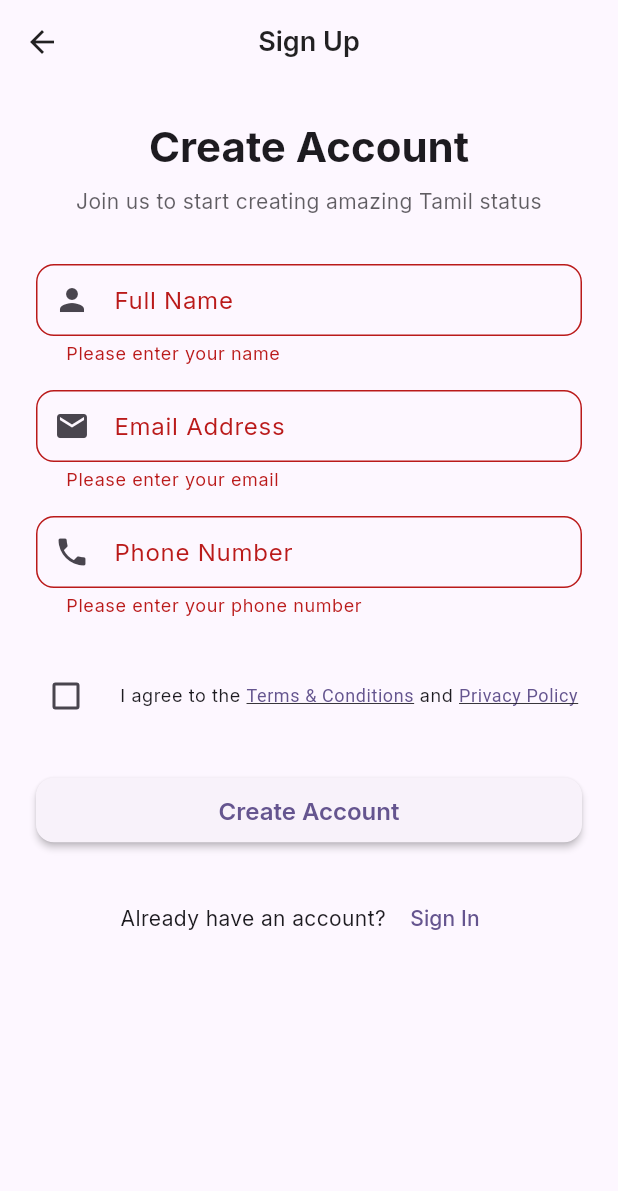
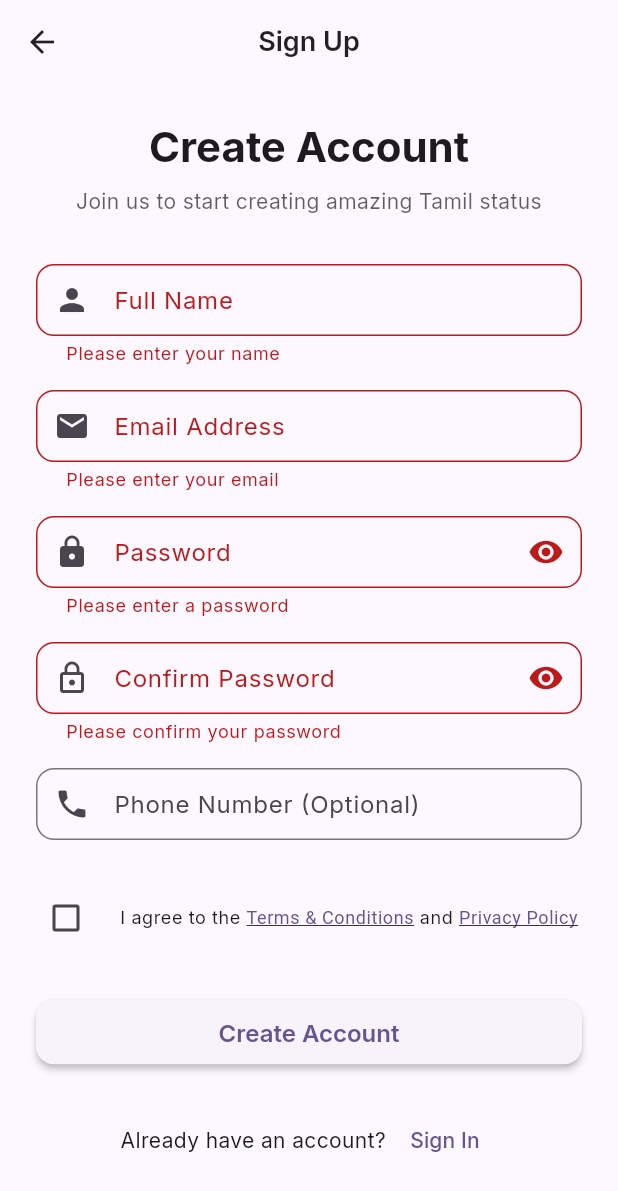
Before and after one commit to dreamstudio-satheesh/status-creator, a Flutter app: the RegisterScreen screen opened by its route, after a tap on "Create Account", on a phone screen of 412 x 824 dp. Shown: the top 1191 px of the screen. Run offline on Flutter 3.47's test engine with Material 3 defaults, Android fonts, the phone set to English and light mode, and no system bars; our stand-ins replace dio, flutter_dotenv, flutter_riverpod, flutter_secure_storage, go_router, google_fonts and 3 more; accounts and stored records are empty.

Commit message:
Complete Flutter authentication migration: Fix all compilation errors
Frontend Fixes:
- Remove OTP verification screen import and route from app_router.dart
- Remove Routes.otpVerification constant from app_constants.dart
- Add missing authentication methods to SecureStorage class:
  - saveAuthToken() and getAuthToken() for token management
  - saveUserData() and getUserData() for user profile storage
  - clearAuthData() for secure logout
- Rewrite register_screen.dart for email/password registration:
  - Replace OTP flow with direct registration
  - Add password and confirm password fields
  - Add email verification flow
  - Update form validation for new fields
  - Maintain optional phone number field

Authentication Flow Changes:
- Registration: Name + Email + Password + Confirm Password + (Optional Phone)
- Login: Email + Password (already updated)
- Password Recovery: Email-based reset (forgot password)

All compilation errors resolved:
✅ Missing OtpVerificationScreen reference
✅ Undefined saveAuthToken method
✅ Missing sendOtp method in register screen
✅ Complete email/password authentication system

🤖 Generated with [Claude Code](https://claude.ai/code)

Co-Authored-By: Claude <noreply@anthropic.com>

```diff
--- a/mobileapp/lib/core/constants/app_constants.dart
+++ b/mobileapp/lib/core/constants/app_constants.dart
@@ -113,7 +113,6 @@ class Routes {
   static const String onboarding = '/onboarding';
   static const String login = '/login';
   static const String register = '/register';
-  static const String otpVerification = '/otp-verification';
   static const String forgotPassword = '/forgot-password';
 
   // Main App
--- a/mobileapp/lib/core/routing/app_router.dart
+++ b/mobileapp/lib/core/routing/app_router.dart
@@ -2,7 +2,6 @@ import 'package:flutter/material.dart';
 import 'package:go_router/go_router.dart';
 import '../../features/auth/screens/login_screen.dart';
 import '../../features/auth/screens/register_screen.dart';
-import '../../features/auth/screens/otp_verification_screen.dart';
 import '../../features/auth/screens/forgot_password_screen.dart';
 import '../../features/auth/screens/google_registration_screen.dart';
 import '../../features/templates/screens/home_screen.dart';
@@ -58,17 +57,6 @@ class AppRouter {
             builder: (context, state) => const ForgotPasswordScreen(),
           ),
         ],
-      ),
-      GoRoute(
-        path: Routes.otpVerification,
-        name: 'otp-verification',
-        builder: (context, state) {
-          final extra = state.extra as Map<String, dynamic>?;
-          return OtpVerificationScreen(
-            phoneNumber: extra?['phoneNumber'] ?? '',
-            isRegistration: extra?['isRegistration'] ?? false,
-          );
-        },
       ),
       GoRoute(
         path: '/google-registration',
@@ -251,7 +239,6 @@ class AppRouter {
     const authRoutes = [
       Routes.login,
       Routes.register,
-      Routes.otpVerification,
       Routes.forgotPassword,
     ];
     return authRoutes.any((route) => path.startsWith(route));
--- a/mobileapp/lib/features/auth/screens/register_screen.dart
+++ b/mobileapp/lib/features/auth/screens/register_screen.dart
@@ -1,5 +1,4 @@
 import 'package:flutter/material.dart';
-import 'package:flutter/services.dart';
 import 'package:go_router/go_router.dart';
 import '../services/auth_api_service.dart';
 
@@ -13,17 +12,23 @@ class RegisterScreen extends StatefulWidget {
 class _RegisterScreenState extends State<RegisterScreen> {
   final _formKey = GlobalKey<FormState>();
   final _nameController = TextEditingController();
+  final _emailController = TextEditingController();
+  final _passwordController = TextEditingController();
+  final _confirmPasswordController = TextEditingController();
   final _phoneController = TextEditingController();
-  final _emailController = TextEditingController();
   final AuthApiService _authApiService = AuthApiService();
   bool _isLoading = false;
   bool _agreeToTerms = false;
+  bool _isPasswordVisible = false;
+  bool _isConfirmPasswordVisible = false;
 
   @override
   void dispose() {
     _nameController.dispose();
+    _emailController.dispose();
+    _passwordController.dispose();
+    _confirmPasswordController.dispose();
     _phoneController.dispose();
-    _emailController.dispose();
     super.dispose();
   }
 
@@ -42,9 +47,15 @@ class _RegisterScreenState extends State<RegisterScreen> {
     setState(() => _isLoading = true);
 
     try {
-      // Call backend to send OTP for registration
-      final mobile = '+91${_phoneController.text.trim()}';
-      final response = await _authApiService.sendOtp(mobile);
+      final response = await _authApiService.register(
+        name: _nameController.text.trim(),
+        email: _emailController.text.trim(),
+        password: _passwordController.text,
+        passwordConfirmation: _confirmPasswordController.text,
+        mobile: _phoneController.text.trim().isNotEmpty
+            ? '+91${_phoneController.text.trim()}'
+            : null,
+      );
 
       if (!mounted) return;
 
@@ -56,15 +67,21 @@ class _RegisterScreenState extends State<RegisterScreen> {
           ),
         );
 
-        context.pushNamed(
-          'otp-verification',
-          extra: {
-            'phoneNumber': mobile,
-            'isRegistration': true,
-            'name': _nameController.text.trim(),
-            'email': _emailController.text.trim(),
-          },
-        );
+        // Registration successful, redirect to login
+        context.pop();
+
+        // Show success message on login screen
+        Future.delayed(const Duration(milliseconds: 500), () {
+          if (mounted) {
+            ScaffoldMessenger.of(context).showSnackBar(
+              const SnackBar(
+                content: Text('Account created successfully! Please check your email for verification.'),
+                backgroundColor: Colors.green,
+                duration: Duration(seconds: 4),
+              ),
+            );
+          }
+        });
       } else {
         ScaffoldMessenger.of(context).showSnackBar(
           SnackBar(
@@ -157,6 +174,7 @@ class _RegisterScreenState extends State<RegisterScreen> {
                 TextFormField(
                   controller: _emailController,
                   keyboardType: TextInputType.emailAddress,
+                  autocorrect: false,
                   decoration: const InputDecoration(
                     labelText: 'Email Address',
                     hintText: 'Enter your email address',
@@ -175,25 +193,82 @@ class _RegisterScreenState extends State<RegisterScreen> {
 
                 const SizedBox(height: 16),
 
-                // Phone Number Input
+                // Password Input
+                TextFormField(
+                  controller: _passwordController,
+                  obscureText: !_isPasswordVisible,
+                  decoration: InputDecoration(
+                    labelText: 'Password',
+                    hintText: 'Enter your password',
+                    prefixIcon: const Icon(Icons.lock),
+                    suffixIcon: IconButton(
+                      icon: Icon(
+                        _isPasswordVisible ? Icons.visibility_off : Icons.visibility,
+                      ),
+                      onPressed: () {
+                        setState(() {
+                          _isPasswordVisible = !_isPasswordVisible;
+                        });
+                      },
+                    ),
+                  ),
+                  validator: (value) {
+                    if (value == null || value.isEmpty) {
+                      return 'Please enter a password';
+                    }
+                    if (value.length < 8) {
+                      return 'Password must be at least 8 characters';
+                    }
+                    return null;
+                  },
+                ),
+
+                const SizedBox(height: 16),
+
+                // Confirm Password Input
+                TextFormField(
+                  controller: _confirmPasswordController,
+                  obscureText: !_isConfirmPasswordVisible,
+                  decoration: InputDecoration(
+                    labelText: 'Confirm Password',
+                    hintText: 'Re-enter your password',
+                    prefixIcon: const Icon(Icons.lock_outline),
+                    suffixIcon: IconButton(
+                      icon: Icon(
+                        _isConfirmPasswordVisible ? Icons.visibility_off : Icons.visibility,
+                      ),
+                      onPressed: () {
+                        setState(() {
+                          _isConfirmPasswordVisible = !_isConfirmPasswordVisible;
+                        });
+                      },
+                    ),
+                  ),
+                  validator: (value) {
+                    if (value == null || value.isEmpty) {
+                      return 'Please confirm your password';
+                    }
+                    if (value != _passwordController.text) {
+                      return 'Passwords do not match';
+                    }
+                    return null;
+                  },
+                ),
+
+                const SizedBox(height: 16),
+
+                // Phone Number Input (Optional)
                 TextFormField(
                   controller: _phoneController,
                   keyboardType: TextInputType.phone,
-                  inputFormatters: [
-                    FilteringTextInputFormatter.digitsOnly,
-                    LengthLimitingTextInputFormatter(10),
-                  ],
                   decoration: const InputDecoration(
-                    labelText: 'Phone Number',
+                    labelText: 'Phone Number (Optional)',
                     hintText: 'Enter your phone number',
                     prefixIcon: Icon(Icons.phone),
                     prefixText: '+91 ',
                   ),
                   validator: (value) {
-                    if (value == null || value.isEmpty) {
-                      return 'Please enter your phone number';
-                    }
-                    if (value.length != 10) {
+                    if (value != null && value.isNotEmpty && value.length != 10) {
                       return 'Please enter a valid 10-digit phone number';
                     }
                     return null;
```
Also changed, not shown: mobileapp/lib/core/storage/secure_storage.dart (+27 -0 lines), mobileapp/lib/features/auth/services/auth_api_service.dart (+80 -30 lines).
